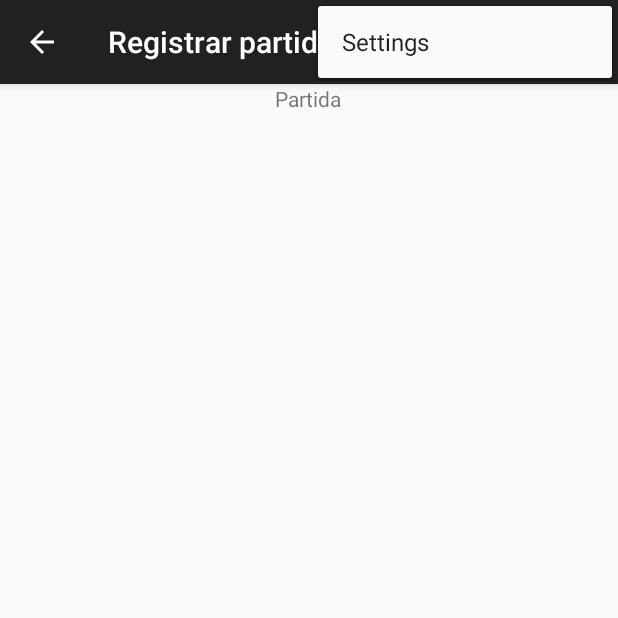
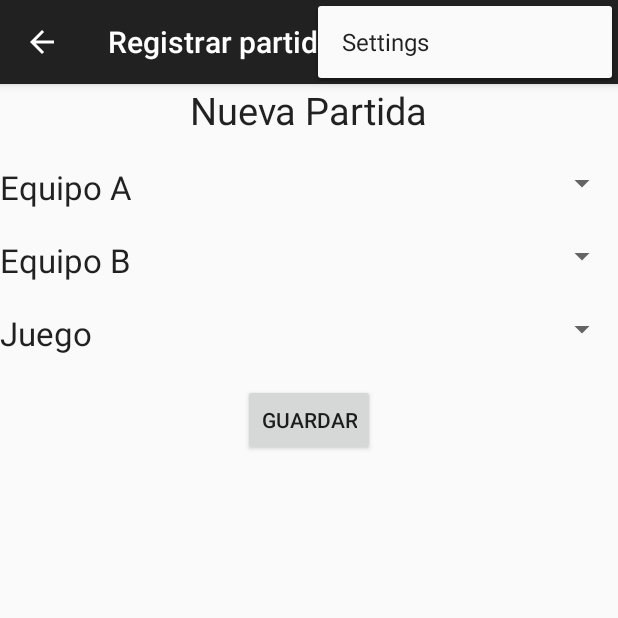
Before and after one commit to MiguelEnc/ScoreKeeper, an Android app: the fragment RegistrarPartida placed in its activity, with the options menu open, on a phone screen of 412 x 824 dp, the top half of it. Run offline under Robolectric (Android 15) with nearby library versions, the phone set to English and light mode, and no system bars; 2 statements that could not run were skipped.

Commit message:
disenio de fragments completo

```diff
--- a/app/src/main/java/com/example/miguel/scorekeeper/RegistrarJuego.java
+++ b/app/src/main/java/com/example/miguel/scorekeeper/RegistrarJuego.java
@@ -10,7 +10,7 @@ import android.view.ViewGroup;
 
 
 /**
- * A simple {@link Fragment} subclass.
+ * Created by miguel on 04/02/15.
  */
 public class RegistrarJuego extends android.support.v4.app.Fragment {
 
--- a/app/src/main/res/layout/fragment_registrar_partida.xml
+++ b/app/src/main/res/layout/fragment_registrar_partida.xml
@@ -1,12 +1,126 @@
-<FrameLayout xmlns:android="http://schemas.android.com/apk/res/android"
-    xmlns:tools="http://schemas.android.com/tools" android:layout_width="match_parent"
+<LinearLayout xmlns:android="http://schemas.android.com/apk/res/android"
+    xmlns:tools="http://schemas.android.com/tools"
+    android:layout_width="fill_parent"
     android:layout_height="match_parent"
-    tools:context="com.example.miguel.scorekeeper.RegistrarPartida">
+    tools:context="example.com.trendingcode.DetailsActivity"
+    android:orientation="vertical"
+    android:weightSum="1">
 
-    <!-- TODO: Update blank fragment layout -->
-    <TextView android:layout_width="wrap_content" android:layout_height="wrap_content"
-        android:text="@string/TextViewPartida"
-        android:id="@+id/TextViewPartida"
-        android:layout_gravity="center_horizontal|top" />
+    <TextView
+        android:layout_width="wrap_content"
+        android:layout_height="wrap_content"
+        android:textAppearance="?android:attr/textAppearanceLarge"
+        android:text="Nueva Partida"
+        android:id="@+id/textViewPartida"
+        android:textSize="25dp"
+        android:textAlignment="center"
+        android:layout_gravity="center_horizontal" />
 
-</FrameLayout>
+    <TextView
+        android:layout_width="wrap_content"
+        android:layout_height="wrap_content"
+        android:id="@+id/textView13" />
+
+    <LinearLayout
+        android:orientation="horizontal"
+        android:layout_width="fill_parent"
+        android:layout_height="wrap_content">
+
+        <TextView
+            android:layout_width="wrap_content"
+            android:layout_height="wrap_content"
+            android:textAppearance="?android:attr/textAppearanceLarge"
+            android:text="Equipo A"
+            android:id="@+id/textView11" />
+
+        <TextView
+            android:layout_width="wrap_content"
+            android:layout_height="wrap_content"
+            android:textAppearance="?android:attr/textAppearanceLarge"
+            android:text="  "
+            android:id="@+id/textView12" />
+
+        <Spinner
+            android:layout_width="match_parent"
+            android:layout_height="wrap_content"
+            android:id="@+id/spinnerEquipoA" />
+    </LinearLayout>
+
+    <TextView
+        android:layout_width="wrap_content"
+        android:layout_height="wrap_content"
+        android:id="@+id/textView" />
+
+    <LinearLayout
+        android:orientation="horizontal"
+        android:layout_width="fill_parent"
+        android:layout_height="wrap_content" >
+
+        <TextView
+            android:layout_width="wrap_content"
+            android:layout_height="wrap_content"
+            android:textAppearance="?android:attr/textAppearanceLarge"
+            android:text="Equipo B"
+            android:id="@+id/textView9" />
+
+        <TextView
+            android:layout_width="wrap_content"
+            android:layout_height="wrap_content"
+            android:textAppearance="?android:attr/textAppearanceLarge"
+            android:text="  "
+            android:id="@+id/textView10" />
+
+        <Spinner
+            android:layout_width="match_parent"
+            android:layout_height="wrap_content"
+            android:id="@+id/spinnerEquipoB" />
+    </LinearLayout>
+
+    <TextView
+        android:layout_width="wrap_content"
+        android:layout_height="wrap_content"
+        android:id="@+id/textView16" />
+
+    <LinearLayout
+        android:orientation="horizontal"
+        android:layout_width="fill_parent"
+        android:layout_height="wrap_content" >
+
+        <TextView
+            android:layout_width="wrap_content"
+            android:layout_height="wrap_content"
+            android:textAppearance="?android:attr/textAppearanceLarge"
+            android:text="Juego     "
+            android:id="@+id/textView14" />
+
+        <TextView
+            android:layout_width="wrap_content"
+            android:layout_height="wrap_content"
+            android:textAppearance="?android:attr/textAppearanceLarge"
+            android:text="  "
+            android:id="@+id/textView15" />
+
+        <Spinner
+            android:layout_width="match_parent"
+            android:layout_height="wrap_content"
+            android:id="@+id/spinner" />
+    </LinearLayout>
+
+    <TextView
+        android:layout_width="wrap_content"
+        android:layout_height="wrap_content"
+        android:id="@+id/textView17" />
+
+    <FrameLayout
+        android:layout_width="fill_parent"
+        android:layout_height="wrap_content">
+
+        <Button
+            android:layout_width="wrap_content"
+            android:layout_height="wrap_content"
+            android:text="Guardar"
+            android:id="@+id/buttonIniciarPartida"
+            android:layout_gravity="center_horizontal|top" />
+    </FrameLayout>
+
+</LinearLayout>
```
Also changed, not shown: app/src/main/java/com/example/miguel/scorekeeper/RegistrarEquipo.java (+18 -9 lines), app/src/main/res/layout/fragment_registrar_equipo.xml (+29 -40 lines), app/src/main/res/layout/fragment_registrar_juego.xml (+37 -48 lines).
